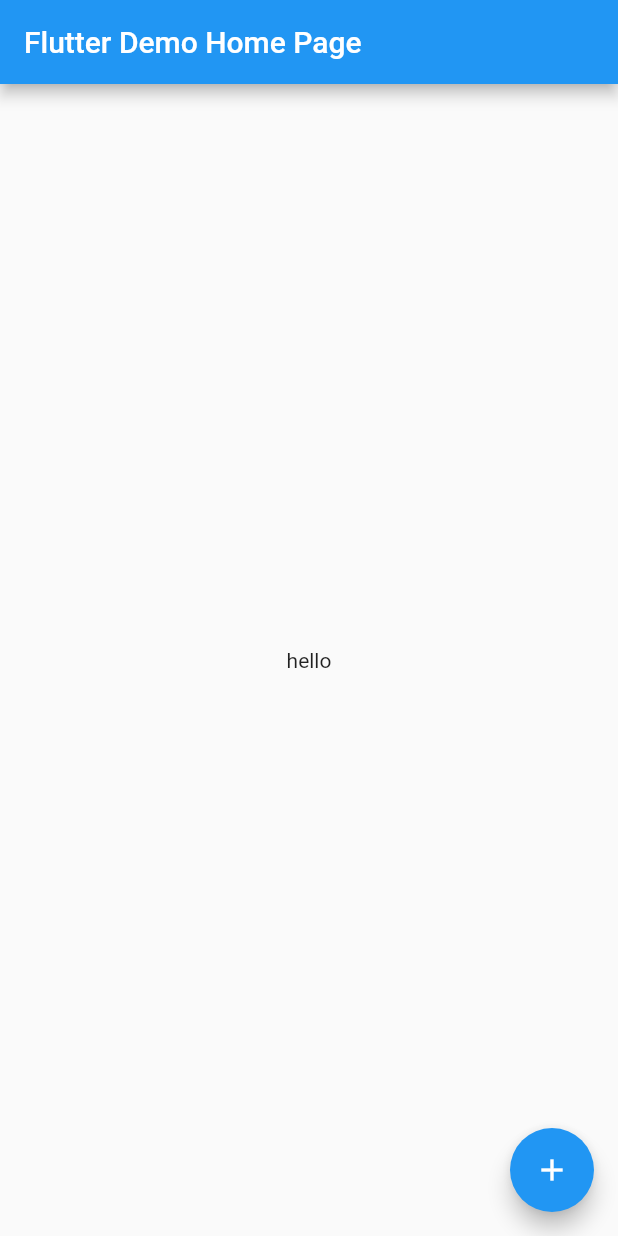
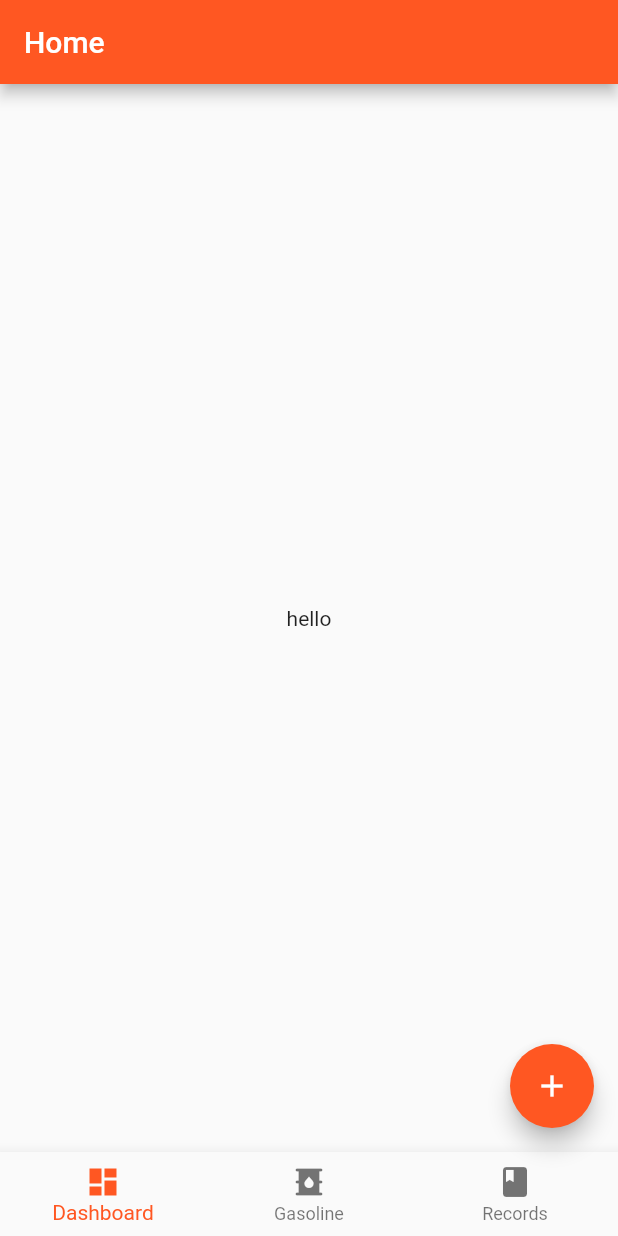
Before and after one commit to KaungZawHtet/vehicle_dashboard, a Flutter app: the screen it shows after launch, after a tap on the "add" icon, on a phone screen of 412 x 824 dp. Run offline on Flutter 3.47's test engine with Material 2 defaults, Android fonts, the phone set to English and light mode, and no system bars; missing offline and left inert: dart:ffi, grpc, protobuf; statements that could not run were skipped.

Commit message:
flutter parts refectored

```diff
--- a/lib/main.dart
+++ b/lib/main.dart
@@ -1,7 +1,13 @@
 import 'package:flutter/material.dart';
+import 'package:provider/provider.dart';
 import 'package:vehicle_dashboard/my_app.dart';
+import 'package:vehicle_dashboard/utilities/grpc_client.dart';
 
 
 void main() {
-  runApp( const MyApp());
+  runApp( MultiProvider(providers: [
+    Provider<GrpcClient>.value(value: GrpcClient()),
+
+  ],
+  child: const MyApp()));
 }
--- a/lib/my_app.dart
+++ b/lib/my_app.dart
@@ -1,5 +1,5 @@
 import 'package:flutter/material.dart';
-import 'package:vehicle_dashboard/grpc_client.dart';
+import 'package:vehicle_dashboard/pages/home_page.dart';
 
 class MyApp extends StatelessWidget {
   const MyApp({super.key});
@@ -8,49 +8,11 @@
   @override
   Widget build(BuildContext context) {
     return MaterialApp(
-      title: 'Flutter Demo',
+      title: 'Vehicle Dashboard',
       theme: ThemeData(
-        primarySwatch: Colors.blue,
+        primarySwatch: Colors.deepOrange,
       ),
-      home: MyHomePage(title: 'Flutter Demo Home Page'),
+      home: HomePage(title: 'Home'),
     );
   }
 }
-
-class MyHomePage extends StatefulWidget {
-  MyHomePage({super.key, required this.title});
-
-  final String title;
-  var grpcClient = GrpcClient();
-
-  @override
-  State<MyHomePage> createState() => _MyHomePageState();
-}
-
-class _MyHomePageState extends State<MyHomePage> {
-  @override
-  Widget build(BuildContext context) {
-    return Scaffold(
-      appBar: AppBar(
-        title: Text(widget.title),
-      ),
-      body: Center(
-        child: Column(
-          // Column is also a layout widget. It takes a list of children and
-
-          mainAxisAlignment: MainAxisAlignment.center,
-          children: const <Widget>[
-          Text("hello"),
-          ],
-        ),
-      ),
-      floatingActionButton: FloatingActionButton(
-        onPressed: () async{
-          print(await widget.grpcClient.getMessage("Kzh"));
-        },
-        tooltip: 'Increment',
-        child: const Icon(Icons.add),
-      ),
-    );
-  }
-}
--- /dev/null
+++ b/lib/pages/home_page.dart
@@ -0,0 +1,58 @@
+import 'package:flutter/material.dart';
+import 'package:vehicle_dashboard/utilities/grpc_client.dart';
+
+class HomePage extends StatefulWidget {
+  HomePage({super.key, required this.title});
+
+  final String title;
+  var grpcClient = GrpcClient();
+
+  @override
+  State<HomePage> createState() => _HomePageState();
+}
+
+class _HomePageState extends State<HomePage> {
+  @override
+  Widget build(BuildContext context) {
+    return Scaffold(
+      appBar: AppBar(
+        title: Text(widget.title),
+      ),
+      body: Center(
+        child: Column(
+          // Column is also a layout widget. It takes a list of children and
+
+          mainAxisAlignment: MainAxisAlignment.center,
+          children: const <Widget>[
+            Text("hello"),
+          ],
+        ),
+      ),
+      floatingActionButton: FloatingActionButton(
+        onPressed: () async {
+          print(await widget.grpcClient.getMessage("Kzh"));
+        },
+        tooltip: 'Increment',
+        child: const Icon(Icons.add),
+      ),
+
+        bottomNavigationBar: BottomNavigationBar(
+          items: const <BottomNavigationBarItem>[
+            BottomNavigationBarItem(
+              icon: Icon(Icons.dashboard),
+              label: 'Dashboard',
+            ),
+            BottomNavigationBarItem(
+              icon: Icon(Icons.oil_barrel),
+              label: 'Gasoline',
+            ),
+            BottomNavigationBarItem(
+              icon: Icon(Icons.book),
+              label: 'Records',
+            ),
+          ],
+        )
+
+    );
+  }
+}
```
Also changed, not shown: lib/utilities/ffi_api.dart (renamed from lib/ffi_api.dart), lib/utilities/grpc_client.dart (renamed from lib/grpc_client.dart).
